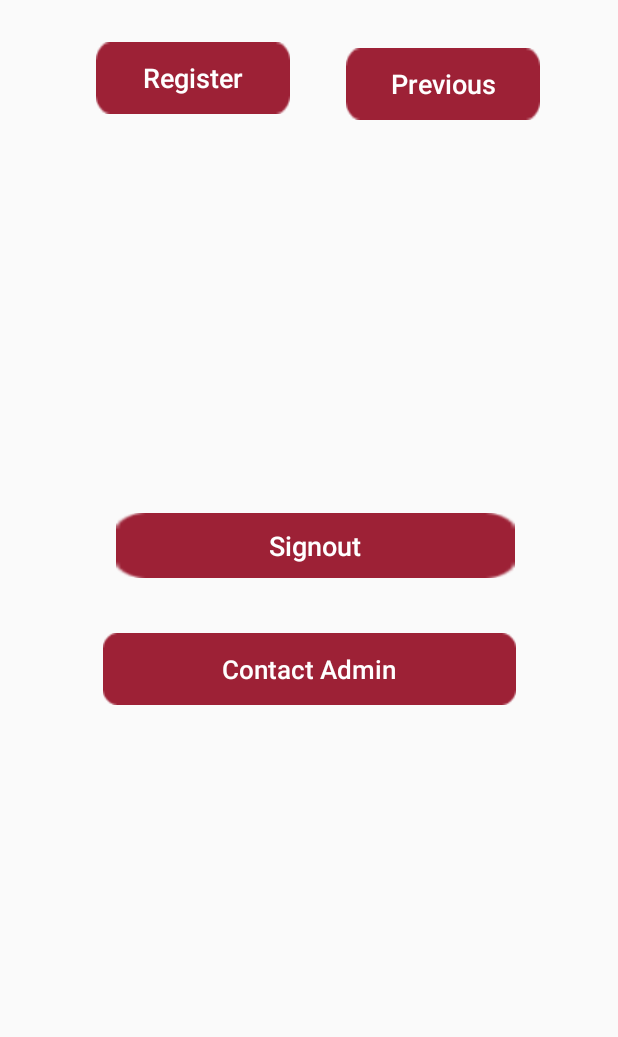
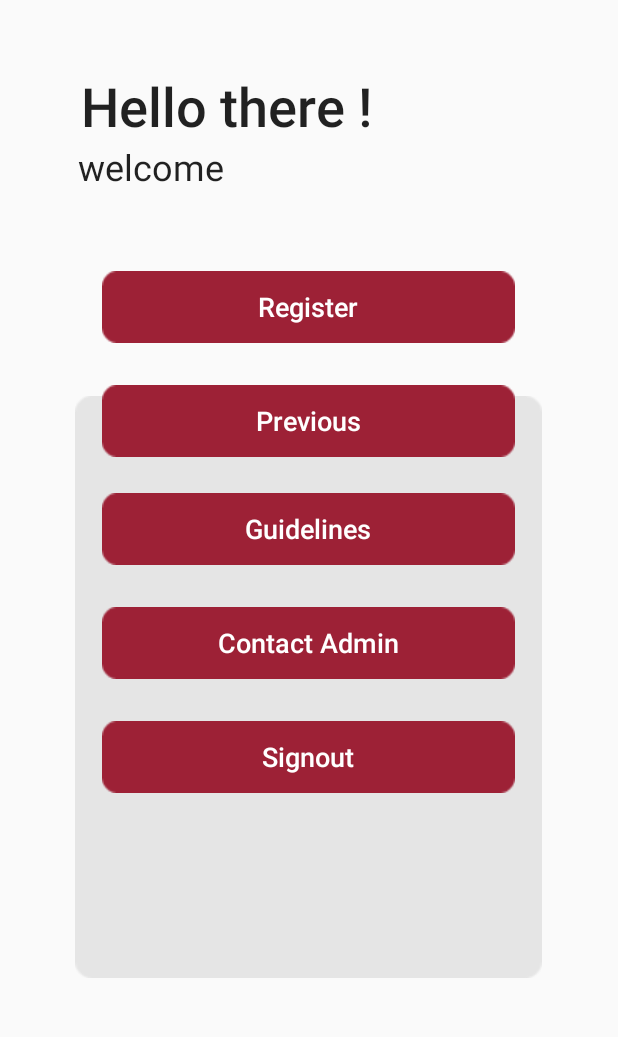
Before and after one commit to yashj411/Public-Complaint-Registration-App, an Android app: the screen it shows after launch once a user with an empty profile is signed in (MainActivity), on a phone screen of 412 x 824 dp, the part 149-1186 px from its top. Run offline under Robolectric (Android 15) with nearby library versions, the phone set to English and light mode, and no system bars; our stand-ins replace Firebase (no records; nobody signed in at launch, a user with empty details on screens opened directly).

```diff
--- a/app/src/main/java/com/example/publiccomplaintregistration/MainActivity.java
+++ b/app/src/main/java/com/example/publiccomplaintregistration/MainActivity.java
@@ -1,18 +1,28 @@
 package com.example.publiccomplaintregistration;
 
+import androidx.annotation.NonNull;
 import androidx.appcompat.app.AppCompatActivity;
 
 import android.content.Intent;
 import android.os.Bundle;
+import android.util.Log;
 import android.view.View;
 import android.widget.Button;
 
 import com.google.firebase.FirebaseApp;
 import com.google.firebase.auth.FirebaseAuth;
+import com.google.firebase.auth.FirebaseUser;
 
-public class MainActivity extends AppCompatActivity {
+public class MainActivity extends AppCompatActivity implements FirebaseAuth.AuthStateListener {
 
-    Button signoutBtn;
+    Button signoutBtn,registerBtn,previousBtn,contactAdminBtn,guideLinesBtn;
+
+    @Override
+    protected void onStop() {
+        super.onStop();
+        FirebaseAuth.getInstance().removeAuthStateListener(this);
+    }
+
     @Override
     protected void onDestroy() {
         super.onDestroy();
@@ -22,11 +32,7 @@ public class MainActivity extends AppCompatActivity {
     @Override
     protected void onStart() {
         super.onStart();
-        if(mAuth.getCurrentUser() == null) {
-            //to redirect user to the login page
-            Intent loginIntent = new Intent(MainActivity.this, login.class);
-            startActivity(loginIntent);
-        }
+        FirebaseAuth.getInstance().addAuthStateListener(this);
     }
     public FirebaseAuth mAuth;
     @Override
@@ -35,9 +41,45 @@ public class MainActivity extends AppCompatActivity {
         setContentView(R.layout.activity_main);
         mAuth = FirebaseAuth.getInstance();
         signout();
+        register();
+        previous();
+        guideLines();
+        contactAdmin();
+    }
 
+    private void previous() {
+        previousBtn = findViewById(R.id.btnPrevious);
+        previousBtn.setOnClickListener(new View.OnClickListener() {
+            @Override
+            public void onClick(View view) {
+                Intent previous = new Intent(getApplicationContext(),Previous.class);
+                startActivity(previous);
+            }
+        });
     }
-    public void signout(){
+
+    private void guideLines(){
+        guideLinesBtn = findViewById(R.id.btnGuidelines);
+        guideLinesBtn.setOnClickListener(new View.OnClickListener() {
+            @Override
+            public void onClick(View view) {
+                Intent guideLines = new Intent(getApplicationContext(),Guidelines.class);
+                startActivity(guideLines);
+            }
+        });
+    }
+
+    private void contactAdmin() {
+        contactAdminBtn  = findViewById(R.id.btnContactAdmin);
+        contactAdminBtn.setOnClickListener(new View.OnClickListener() {
+            @Override
+            public void onClick(View view) {
+                Intent loginIntent = new Intent(getApplicationContext(),ContactAdmin.class);
+                startActivity(loginIntent);
+            }
+        });
+    }
+    private void signout(){
         signoutBtn  = findViewById(R.id.btnSignout);
         signoutBtn.setOnClickListener(new View.OnClickListener() {
             @Override
@@ -47,4 +89,26 @@ public class MainActivity extends AppCompatActivity {
             }
         });
     }
+    private void register(){
+        registerBtn  = findViewById(R.id.btnRegister);
+        registerBtn.setOnClickListener(new View.OnClickListener() {
+            @Override
+            public void onClick(View view) {
+                Intent RegisterIntent = new Intent(getApplicationContext(),Register.class);
+                startActivity(RegisterIntent);
+            }
+        });
+    }
+
+    @Override
+    public void onAuthStateChanged(@NonNull FirebaseAuth firebaseAuth) {
+        if(FirebaseAuth.getInstance().getCurrentUser() == null){
+            Intent loginIntent = new Intent(MainActivity.this,login.class);
+            startActivity(loginIntent);
+        }
+        else{
+            Log.i("TAG", "onAuthStateChanged: "
+                    +FirebaseAuth.getInstance().getCurrentUser().getEmail());;
+        }
+    }
 }
--- a/app/src/main/res/layout/activity_main.xml
+++ b/app/src/main/res/layout/activity_main.xml
@@ -33,64 +33,115 @@
        app:layout_constraintTop_toTopOf="parent"
        app:layout_constraintVertical_bias="0.079" />
 
+   <ImageView
+       android:id="@+id/imageView5"
+       android:layout_width="311dp"
+       android:layout_height="413dp"
+       android:layout_marginStart="71dp"
+       android:layout_marginEnd="71dp"
+       android:layout_marginBottom="60dp"
+       app:layout_constraintBottom_toBottomOf="parent"
+       app:layout_constraintEnd_toEndOf="parent"
+       app:layout_constraintHorizontal_bias="0.512"
+       app:layout_constraintStart_toStartOf="parent"
+       app:srcCompat="@drawable/guidelines" />
 
    <Button
-       android:id="@+id/button"
+       android:id="@+id/btnRegister"
        android:layout_width="wrap_content"
        android:layout_height="wrap_content"
+       android:layout_marginStart="68dp"
+       android:layout_marginTop="280dp"
+       android:layout_marginEnd="68dp"
+       android:background="@drawable/login"
+       android:text="Register"
+       android:textAllCaps="false"
+       android:textColor="@android:color/white"
+       android:textSize="18sp"
+       app:layout_constraintEnd_toEndOf="parent"
+       app:layout_constraintHorizontal_bias="0.0"
+       app:layout_constraintStart_toStartOf="parent"
+       app:layout_constraintTop_toTopOf="parent" />
+
+   <Button
+       android:id="@+id/btnGuidelines"
+       android:layout_width="wrap_content"
+       android:layout_height="wrap_content"
+       android:layout_marginStart="68dp"
+       android:layout_marginTop="428dp"
+       android:background="@drawable/login"
+       android:text="Guidelines"
+       android:textAllCaps="false"
+       android:textColor="@android:color/white"
+       android:textSize="18sp"
+       app:layout_constraintStart_toStartOf="parent"
+       app:layout_constraintTop_toTopOf="parent" />
+
+   <Button
+       android:id="@+id/btnPrevious"
+       android:layout_width="wrap_content"
+       android:layout_height="wrap_content"
+       android:layout_marginStart="68dp"
+       android:layout_marginTop="356dp"
+       android:background="@drawable/login"
+       android:text="Previous"
+       android:textAllCaps="false"
+       android:textColor="@android:color/white"
+       android:textSize="18sp"
+       app:layout_constraintStart_toStartOf="parent"
+       app:layout_constraintTop_toTopOf="parent" />
+
+   <Button
+       android:id="@+id/btnContactAdmin"
+       android:layout_width="wrap_content"
+       android:layout_height="wrap_content"
+       android:layout_marginStart="68dp"
+       android:layout_marginTop="504dp"
        android:background="@drawable/login"
        android:text="Contact Admin"
        android:textAllCaps="false"
        android:textColor="@android:color/white"
-       android:textSize="17dp"
-       app:layout_constraintBottom_toBottomOf="parent"
-       app:layout_constraintEnd_toEndOf="parent"
+       android:textSize="18sp"
        app:layout_constraintStart_toStartOf="parent"
-       app:layout_constraintTop_toTopOf="parent"
-       app:layout_constraintVertical_bias="0.672" />
+       app:layout_constraintTop_toTopOf="parent" />
 
    <Button
-        android:id="@+id/button3"
+       android:id="@+id/btnSignout"
        android:layout_width="wrap_content"
        android:layout_height="wrap_content"
-        android:layout_marginTop="44dp"
-        android:layout_marginEnd="52dp"
-        android:background="@drawable/register"
-        android:text="Previous"
-        android:textAllCaps="false"
-        android:textColor="@android:color/white"
-        android:textSize="18sp"
-        app:layout_constraintEnd_toEndOf="parent"
-        app:layout_constraintTop_toBottomOf="@+id/titleText" />
-
-    <Button
-        android:id="@+id/button2"
-        android:layout_width="wrap_content"
-        android:layout_height="wrap_content"
-        android:layout_marginStart="64dp"
-        android:layout_marginTop="28dp"
-        android:background="@drawable/register"
-        android:text="Register"
+       android:layout_marginStart="68dp"
+       android:layout_marginTop="580dp"
+       android:background="@drawable/login"
+       android:text="Signout"
        android:textAllCaps="false"
        android:textColor="@android:color/white"
        android:textSize="18sp"
        app:layout_constraintStart_toStartOf="parent"
+       app:layout_constraintTop_toTopOf="parent" />
+
+   <TextView
+       android:id="@+id/textView4"
+       android:layout_width="wrap_content"
+       android:layout_height="wrap_content"
+       android:layout_marginStart="54dp"
+       android:layout_marginTop="46dp"
+       android:text="Hello there !"
+       android:textAppearance="@style/TextAppearance.AppCompat.Body2"
+       android:textSize="36sp"
+       app:layout_constraintStart_toStartOf="parent"
        app:layout_constraintTop_toBottomOf="@+id/logo" />
 
-   <Button
-       android:id="@+id/btnSignout"
-       android:layout_width="266dp"
-       android:layout_height="43dp"
-       android:background="@drawable/register"
-       android:text="Signout"
-       android:textAllCaps="false"
-       android:textColor="@android:color/white"
-       android:textSize="18sp"
-       app:layout_constraintBottom_toBottomOf="parent"
-       app:layout_constraintEnd_toEndOf="parent"
-       app:layout_constraintHorizontal_bias="0.531"
+   <TextView
+       android:id="@+id/textView5"
+       android:layout_width="wrap_content"
+       android:layout_height="wrap_content"
+       android:layout_marginStart="52dp"
+       android:text="welcome"
+       android:textAppearance="@style/TextAppearance.AppCompat.Body1"
+       android:textSize="24sp"
        app:layout_constraintStart_toStartOf="parent"
-       app:layout_constraintTop_toTopOf="parent"
-       app:layout_constraintVertical_bias="0.565" />
+       app:layout_constraintTop_toBottomOf="@+id/textView4" />
+
+
 
 </androidx.constraintlayout.widget.ConstraintLayout>
--- a/app/src/main/res/layout/guidelines.xml
+++ b/app/src/main/res/layout/guidelines.xml
@@ -34,8 +34,8 @@
 
     <ImageView
         android:id="@+id/imageView5"
-        android:layout_width="363dp"
-        android:layout_height="588dp"
+        android:layout_width="342dp"
+        android:layout_height="531dp"
         android:layout_marginStart="71dp"
         android:layout_marginEnd="71dp"
         android:layout_marginBottom="60dp"
--- a/app/src/main/res/layout/register.xml
+++ b/app/src/main/res/layout/register.xml
@@ -125,8 +125,8 @@
         android:id="@+id/imageView4"
         android:layout_width="36dp"
         android:layout_height="34dp"
-        android:layout_marginStart="62dp"
-        android:layout_marginBottom="66dp"
+        android:layout_marginStart="36dp"
+        android:layout_marginBottom="64dp"
         app:layout_constraintBottom_toBottomOf="parent"
         app:layout_constraintStart_toEndOf="@+id/button4"
         app:srcCompat="@drawable/attach" />
```
Also changed, not shown: app/src/main/AndroidManifest.xml (+9 -0 lines), app/src/main/java/com/example/publiccomplaintregistration/ContactAdmin.java (added, +16 -0 lines), app/src/main/java/com/example/publiccomplaintregistration/Guidelines.java (added, +15 -0 lines), app/src/main/java/com/example/publiccomplaintregistration/Previous.java (added, +14 -0 lines), app/src/main/java/com/example/publiccomplaintregistration/Register.java (added, +14 -0 lines), app/src/main/java/com/example/publiccomplaintregistration/login.java (+11 -12 lines), app/src/main/res/layout/previous.xml (+4 -3 lines). Lines whose indentation alone changed are shown as unchanged.
